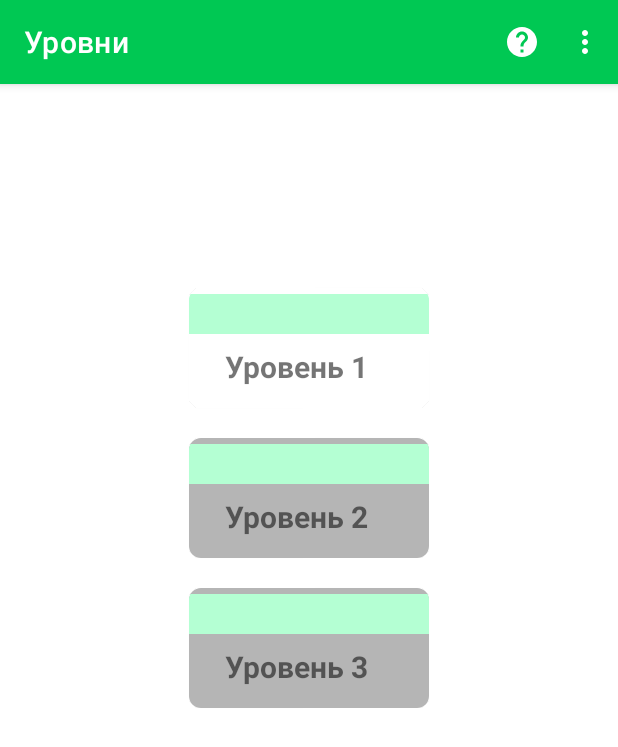
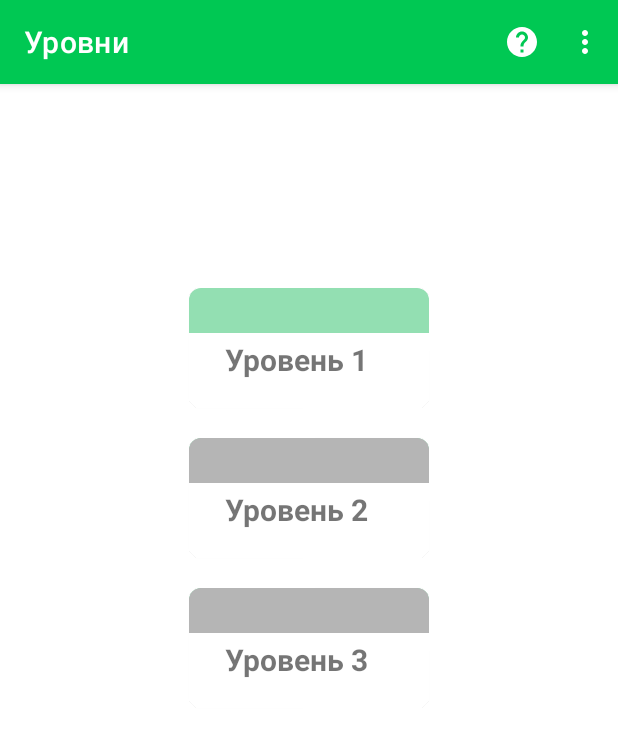
Before and after one commit to prolapsed-kneecap/AgayUniversity, an Android app: the screen it shows after launch (MainActivity), on a phone screen of 412 x 824 dp. Shown: the top 747 px of the screen. Run offline under Robolectric (Android 15) with nearby library versions, the phone set to English and light mode, and no system bars; our stand-ins replace navigation-ui.

Commit message:
Stars, playerScore....

```diff
--- a/app/src/main/java/com/polich/kneecap/adapters/RecyclerViewAdapter.kt
+++ b/app/src/main/java/com/polich/kneecap/adapters/RecyclerViewAdapter.kt
@@ -2,13 +2,16 @@ package com.polich.kneecap.adapters
 
 import android.graphics.Color
 import android.media.Image
+import android.opengl.Visibility
 import android.os.Bundle
 import android.view.LayoutInflater
 import android.view.View
+import android.view.View.VISIBLE
 import android.view.ViewGroup
 import android.widget.ImageView
 import android.widget.LinearLayout
 import android.widget.TextView
+import android.widget.Toast
 import androidx.fragment.app.Fragment
 import androidx.navigation.findNavController
 import androidx.recyclerview.widget.RecyclerView
@@ -43,38 +46,41 @@ class MyRecyclerViewAdapter(var fragment: Fragment, data: ArrayList<String>) :
         var card: MaterialCardView = itemView.findViewById(R.id.item_level)
         var liner : LinearLayout = itemView.findViewById(R.id.backImage)
         var title: TextView = itemView.findViewById(R.id.info_text)
-        var star1 = itemView.findViewById<ImageView>(R.id.one_star)
-        var star2 = itemView.findViewById<ImageView>(R.id.two_star)
-        var star3 = itemView.findViewById<ImageView>(R.id.three_star)
+        var cardImage:ImageView = itemView.findViewById(R.id.cardImage)
 
         fun onBing(data: String, position: Int) {
+            title.text = "Уровень ${data}"
+            /*var star1 = itemView.findViewById<ImageView>(R.id.one_star)
+            var star2 = itemView.findViewById<ImageView>(R.id.two_star)
+            var star3 = itemView.findViewById<ImageView>(R.id.three_star)
 
-            star1.setColorFilter(Color.argb(255, 105, 105, 105))
-            star2.setColorFilter(Color.argb(255, 105, 105, 105))
-            star3.setColorFilter(Color.argb(255, 105, 105, 105))
+            star1.setColorFilter(Color.rgb(105, 105, 105))
+            star2.setColorFilter(Color.rgb(105, 105, 105))
+            star3.setColorFilter(Color.rgb(105, 105, 105))
 
             title.text = "Уровень ${data}"
-            if (position==0){
-                if (scoreHistory[0]>500){fillstars(star1)}
-            }
+            if (position==0){fillstars(star1, star2, star3, scoreHistory[0])}
+            if (position==1){fillstars(star1, star2, star3, scoreHistory[1])}
+            if (position==2){fillstars(star1, star2, star3, scoreHistory[2])}*/
+
             if (position in arrayOf(1, 2)) {
                 card.isEnabled = false
-                liner.setBackgroundColor(Color.rgb(181, 181, 181))
+                cardImage.setBackgroundColor(Color.rgb(181, 181, 181))
             }
             if (completedLevels==1) {
                 if (position==1){
                     card.isEnabled = true
-                    liner.setBackgroundColor(Color.rgb(147, 223, 178))
+                    cardImage.setBackgroundColor(Color.rgb(147, 223, 178))
                 }
             }
             if (completedLevels>1){
                 if (position==1){
                     card.isEnabled = true
-                    liner.setBackgroundColor(Color.rgb(147, 223, 178))
+                    cardImage.setBackgroundColor(Color.rgb(147, 223, 178))
                 }
                 if (position==2){
                     card.isEnabled = true
-                    liner.setBackgroundColor(Color.rgb(147, 223, 178))
+                    cardImage.setBackgroundColor(Color.rgb(147, 223, 178))
                 }
             }
 //            if (position in arrayOf(2)){
@@ -111,5 +117,20 @@ class MyRecyclerViewAdapter(var fragment: Fragment, data: ArrayList<String>) :
     fun getItem(id: Int): String {
         return mData[id]
     }
-    fun fillstars()
+    fun fillstars(star1:ImageView, star2:ImageView, star3:ImageView, score:Int){
+        if (score<499){}
+        else
+            if (score<=749){
+                star1.visibility= VISIBLE
+            }
+            else
+                if (score<1000){
+                    star1.visibility = VISIBLE
+                    star2.visibility = VISIBLE
+                }
+                else
+                    star1.visibility = VISIBLE
+                    star2.visibility = VISIBLE
+                    star3.visibility = VISIBLE
+    }
 }
--- a/app/src/main/java/com/polich/kneecap/fragment/GameFragment.kt
+++ b/app/src/main/java/com/polich/kneecap/fragment/GameFragment.kt
@@ -59,7 +59,8 @@ class GameFragment : Fragment() {
         }
 
     val PLANS_COUNT_FOR_FINISH = LevelSelectionFragment.yearsPlants
-    lateinit var leveeel: String
+    var leveeel: String = "1"
+
 
     val plantMaster = PlantMaster()
     val instrumentMaster = InstrumentMaster()
@@ -275,6 +276,7 @@ class GameFragment : Fragment() {
     }
 
     private fun restartGame() {
+        playerScore = 0
         History.plantHistory.clear()
         counter = 0
         val bundle = Bundle()
--- a/app/src/main/res/layout/item_level.xml
+++ b/app/src/main/res/layout/item_level.xml
@@ -24,10 +24,7 @@
         android:orientation="vertical">
 
         <LinearLayout
-
-            android:layout_marginBottom="4dp"
-            android:layout_marginTop="4dp"
-            android:background="@color/teal_600"
+            android:background="#93DFB2"
             android:layout_weight="3"
             android:layout_width="match_parent"
             android:layout_height="0dp"
@@ -38,7 +35,7 @@
                 android:id="@+id/cardImage"
                 android:layout_width="0dp"
                 android:layout_height="match_parent"/>
-
+<!--
             <ImageView
                 android:visibility="gone"
                 android:id="@+id/one_star"
@@ -59,7 +56,7 @@
                 android:layout_weight="1"
                 android:layout_width="0dp"
                 android:layout_height="wrap_content"
-                android:background="@drawable/star"/>
+                android:background="@drawable/star"/>-->
 
         </LinearLayout>
 
@@ -71,6 +68,7 @@
             android:textStyle="bold"
             android:layout_gravity="center_vertical|center_horizontal"
             android:layout_weight="5"
+            android:text="level1"
             android:layout_width="match_parent"
             android:layout_height="0dp"
             android:paddingTop="4dp"
```
Also changed, not shown: app/src/main/java/com/polich/kneecap/fragment/ResultFragment.kt (+9 -3 lines).
